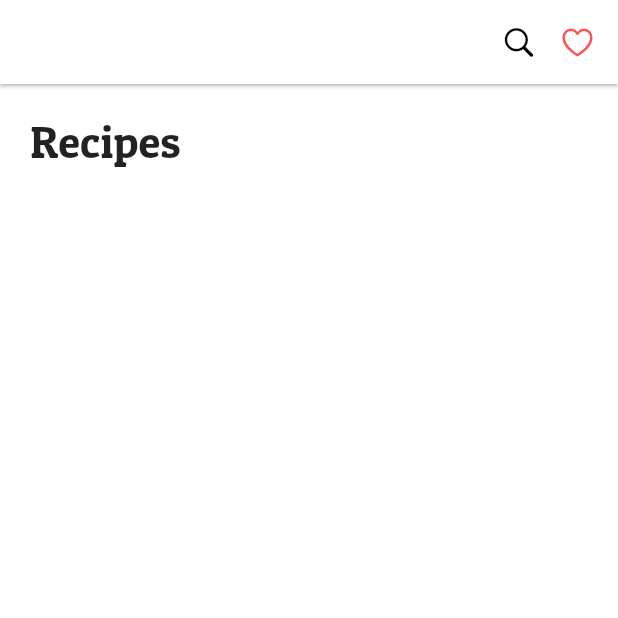
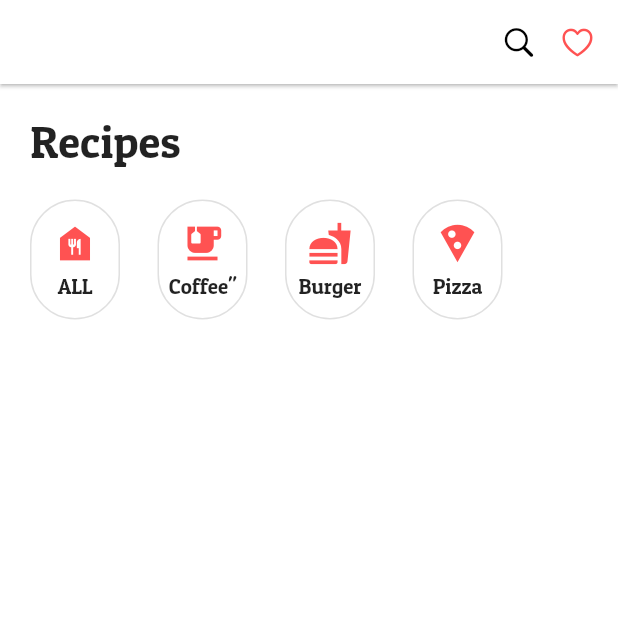
Before and after one commit to codinginpain/flutter_recipe, a Flutter app: the screen it shows after launch, on a phone screen of 412 x 824 dp, the top half of it. Run offline on Flutter 3.47's test engine with Material 2 defaults, Android fonts, the phone set to English and light mode, and no system bars.

Commit message:
menu bar

```diff
--- a/lib/components/recipe_menu.dart
+++ b/lib/components/recipe_menu.dart
@@ -3,6 +3,46 @@ import 'package:flutter/material.dart';
 class RecipeMenu extends StatelessWidget {
   @override
   Widget build(BuildContext context) {
-    return Container();
+    return Padding(
+      padding: const EdgeInsets.only(top: 20),
+      child: Row(
+        children: [
+          _buildMenuItem(Icons.food_bank, "ALL"),
+          SizedBox(width: 25),
+          _buildMenuItem(Icons.emoji_food_beverage, 'Coffee"'),
+          SizedBox(width: 25),
+          _buildMenuItem(Icons.fastfood, "Burger"),
+          SizedBox(width: 25),
+          _buildMenuItem(Icons.local_pizza, "Pizza"),
+        ],
+      ),
+    );
+  }
+
+  Container _buildMenuItem(IconData mIcon, String text) {
+    return Container(
+      width: 60,
+      height: 80,
+      decoration: BoxDecoration(
+        border: Border.all(
+          color: Colors.black12,
+        ),
+        borderRadius: BorderRadius.circular(30),
+      ),
+      child: Column(
+        mainAxisAlignment: MainAxisAlignment.center,
+        children: [
+          Icon(
+            mIcon,
+            color: Colors.redAccent,
+            size: 30,
+          ),
+          SizedBox(
+            height: 5,
+          ),
+          Text(text)
+        ],
+      ),
+    );
   }
 }
```
